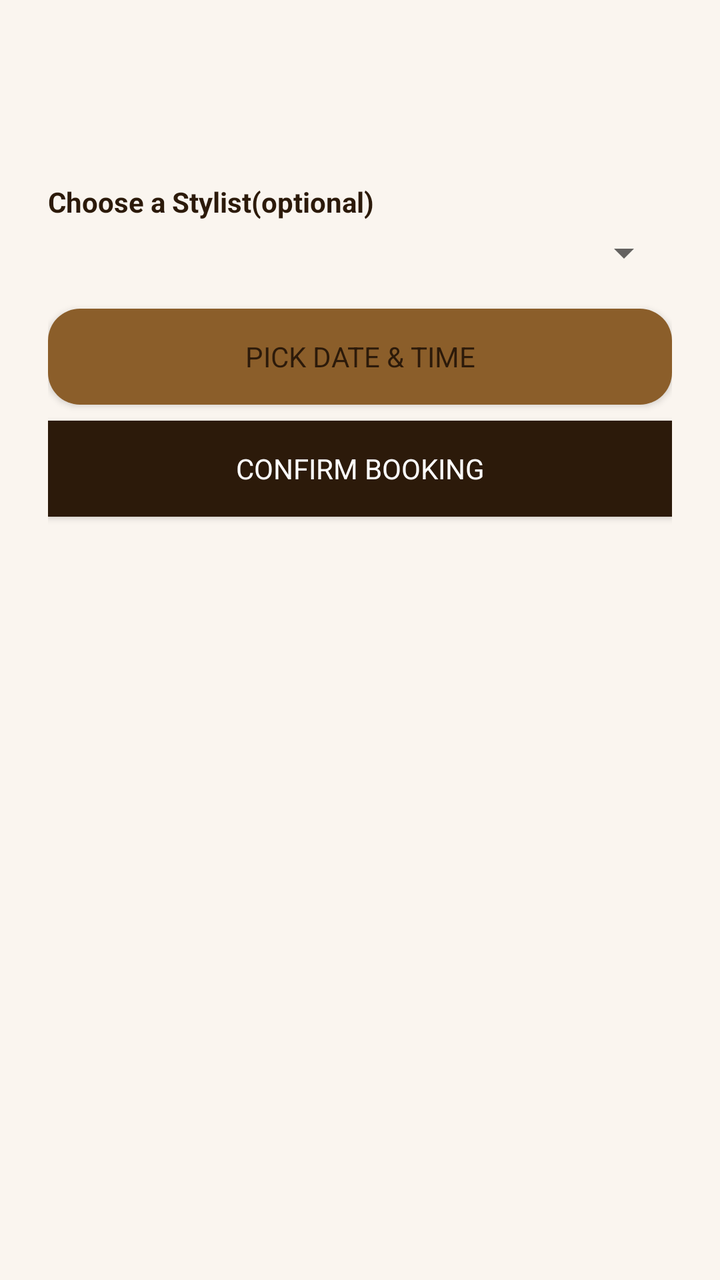
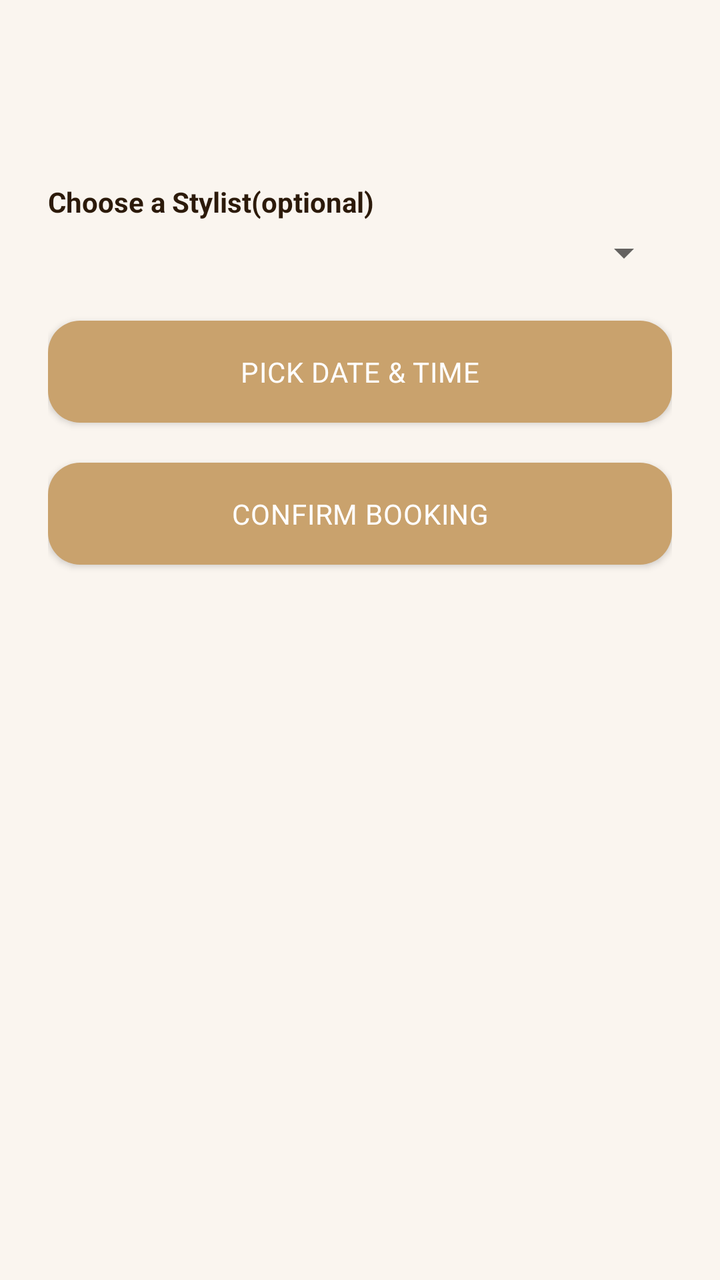

Before-and-after screenshots of an Android layout around one commit, followed by the original layout XML and the change that was made.
<!-- AndroidManifest.xml: application theme Theme.Lustre -->
<!-- res/layout/bottom_sheet_booking.xml -->
<?xml version="1.0" encoding="utf-8"?>
<LinearLayout xmlns:android="http://schemas.android.com/apk/res/android"
    android:layout_width="match_parent"
    android:layout_height="wrap_content"
    android:orientation="vertical"
    android:padding="24dp">

    <TextView
        android:id="@+id/tv_bs_salon_name"
        android:layout_width="match_parent"
        android:layout_height="wrap_content"
        android:textSize="20sp"
        android:textStyle="bold"
        android:textColor="@color/gold_dark"
        android:layout_marginBottom="4dp"
        />
    <TextView
        android:layout_width="match_parent"
        android:layout_height="wrap_content"
        android:id="@+id/tv_bs_service_summary"
        android:textSize="15sp"
        android:textColor="@color/text_medium"
        android:layout_marginBottom="16dp"
        />
    <LinearLayout
        android:layout_width="match_parent"
        android:layout_height="wrap_content"
        android:id="@+id/layout_stylist_section"
        android:orientation="vertical"
        android:layout_marginBottom="16dp"
        >
        <TextView
            android:layout_width="match_parent"
            android:layout_height="wrap_content"
            android:text="@string/choose_stylist"
            android:textStyle="bold"
            android:layout_marginBottom="4dp"
            android:textColor="@color/text_dark"
            />

        <Spinner
            android:id="@+id/spinner_stylists"
            android:layout_width="match_parent"
            android:layout_height="wrap_content"
            />

    </LinearLayout>
    <Button
        android:id="@+id/btn_pick_datetime"
        android:layout_width="match_parent"
        android:layout_height="wrap_content"
        android:background="@drawable/bg_button_green"
        android:backgroundTint="@color/gold_dark"
        android:textColor="@color/text_dark"
        android:text="@string/pick_date_time"
        android:layout_marginBottom="8dp"/>

    <TextView
        android:id="@+id/tv_selected_time"
        android:layout_width="match_parent"
        android:layout_height="wrap_content"
        android:visibility="gone"
        android:textColor="@color/gold_dark"
        android:layout_marginBottom="16dp"/>

    <ProgressBar
        android:id="@+id/progress_booking"
        android:layout_width="wrap_content"
        android:layout_height="wrap_content"
        android:layout_gravity="center"
        android:visibility="gone"
        android:layout_marginBottom="8dp"/>

    <Button
        android:id="@+id/btn_confirm_booking"
        android:layout_width="match_parent"
        android:layout_height="wrap_content"
        android:textColor="@color/white"
        android:background="@color/text_dark"
        android:text="@string/confirm_booking"
        android:layout_marginBottom="16dp"/>

</LinearLayout>
<!-- resources referenced by this layout -->
<resources>
  <color name="gold_dark">#8B5E2A</color>
  <color name="text_dark">#2C1A0A</color>
  <color name="text_medium">#7A6045</color>
  <color name="white">#FFFFFF</color>
  <!-- drawable bg_button_green (drawable) -->
  <?xml version="1.0" encoding="utf-8"?>
  <shape xmlns:android="http://schemas.android.com/apk/res/android"
      android:shape="rectangle">
      <corners android:radius="16dp" />
      <gradient
          android:angle="135"
          android:endColor="#207050"
          android:startColor="#40A070" />
  </shape>
  <string name="choose_stylist">Choose a Stylist(optional)</string>
  <string name="confirm_booking">Confirm Booking</string>
  <string name="pick_date_time">Pick Date &amp; Time</string>
  <style name="Theme.Lustre" parent="Theme.MaterialComponents.Light.NoActionBar">
          <item name="colorPrimary">@color/gold_light</item>
          <item name="colorPrimaryVariant">@color/gold_dark</item>
          <item name="colorOnPrimary">@color/white</item>
          <item name="colorSecondary">@color/gold_dark</item>
          <item name="colorSecondaryVariant">@color/gold_darker</item>
          <item name="colorOnSecondary">@color/white</item>
          <item name="android:colorBackground">@color/cream_bg</item>
          <item name="android:statusBarColor">@color/gold_dark</item>
          <item name="android:navigationBarColor">@color/white</item>
          <item name="android:windowBackground">@color/cream_bg</item>
          <item name="android:fontFamily">sans-serif</item>
      </style>
  <color name="gold_light">#C9A26D</color>
  <color name="gold_darker">#5C3010</color>
  <color name="cream_bg">#FAF5EF</color>
</resources>

<!-- the commit's change to res/layout/bottom_sheet_booking.xml (unified diff, before → after) -->
@@ -3,7 +3,8 @@
     android:layout_width="match_parent"
     android:layout_height="wrap_content"
     android:orientation="vertical"
-    android:padding="24dp">
+    android:padding="24dp"
+    >
 
     <TextView
         android:id="@+id/tv_bs_salon_name"
@@ -45,13 +46,13 @@
             />
 
     </LinearLayout>
-    <Button
+
+    <com.google.android.material.button.MaterialButton
+        style="@style/Widget.Lustre.Button.Gold"
+        android:paddingVertical="16dp"
         android:id="@+id/btn_pick_datetime"
         android:layout_width="match_parent"
         android:layout_height="wrap_content"
-        android:background="@drawable/bg_button_green"
-        android:backgroundTint="@color/gold_dark"
-        android:textColor="@color/text_dark"
         android:text="@string/pick_date_time"
         android:layout_marginBottom="8dp"/>
 
@@ -71,12 +72,12 @@
         android:visibility="gone"
         android:layout_marginBottom="8dp"/>
 
-    <Button
+    <com.google.android.material.button.MaterialButton
+        style="@style/Widget.Lustre.Button.Gold"
+        android:paddingVertical="16dp"
         android:id="@+id/btn_confirm_booking"
         android:layout_width="match_parent"
         android:layout_height="wrap_content"
-        android:textColor="@color/white"
-        android:background="@color/text_dark"
         android:text="@string/confirm_booking"
         android:layout_marginBottom="16dp"/>
 
<!-- resource entries referenced after the edit -->
@@ -3,20 +3,15 @@
   <color name="gold_dark">#8B5E2A</color>
   <color name="text_dark">#2C1A0A</color>
   <color name="text_medium">#7A6045</color>
-  <color name="white">#FFFFFF</color>
-  <!-- drawable bg_button_green (drawable) -->
-  <?xml version="1.0" encoding="utf-8"?>
-  <shape xmlns:android="http://schemas.android.com/apk/res/android"
-      android:shape="rectangle">
-      <corners android:radius="16dp" />
-      <gradient
-          android:angle="135"
-          android:endColor="#207050"
-          android:startColor="#40A070" />
-  </shape>
   <string name="choose_stylist">Choose a Stylist(optional)</string>
   <string name="confirm_booking">Confirm Booking</string>
   <string name="pick_date_time">Pick Date &amp; Time</string>
+  <style name="Widget.Lustre.Button.Gold" parent="Widget.MaterialComponents.Button">
+          <item name="backgroundTint">@color/gold_light</item>
+          <item name="android:textColor">@color/white</item>
+          <item name="cornerRadius">16dp</item>
+          <item name="android:letterSpacing">0.02</item>
+      </style>
   <style name="Theme.Lustre" parent="Theme.MaterialComponents.Light.NoActionBar">
           <item name="colorPrimary">@color/gold_light</item>
           <item name="colorPrimaryVariant">@color/gold_dark</item>
@@ -31,6 +26,7 @@
           <item name="android:fontFamily">sans-serif</item>
       </style>
   <color name="gold_light">#C9A26D</color>
+  <color name="white">#FFFFFF</color>
   <color name="gold_darker">#5C3010</color>
   <color name="cream_bg">#FAF5EF</color>
 </resources>
